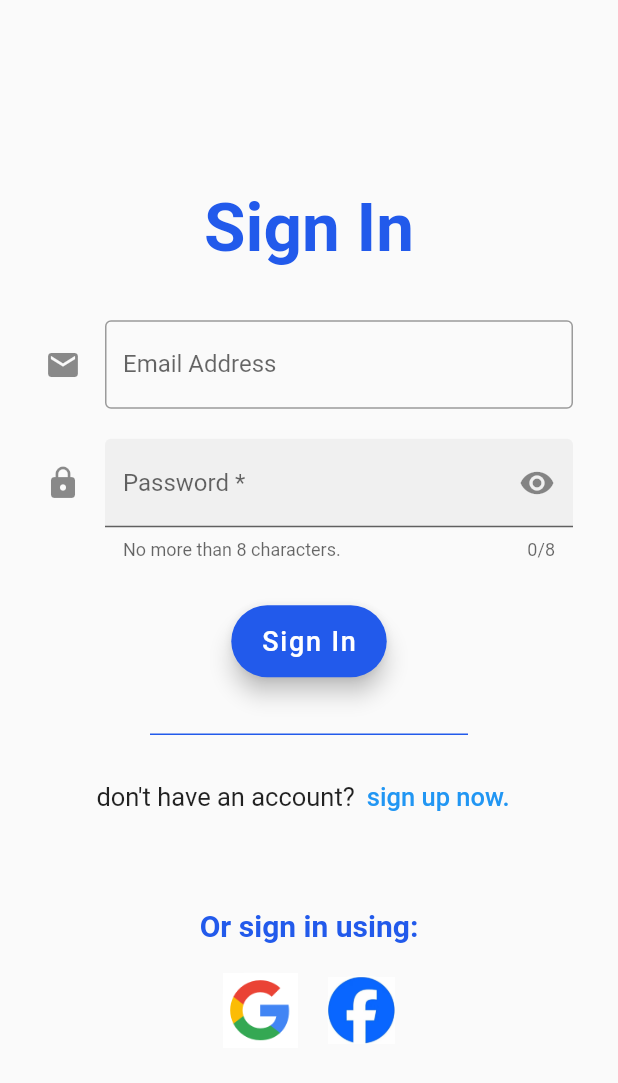
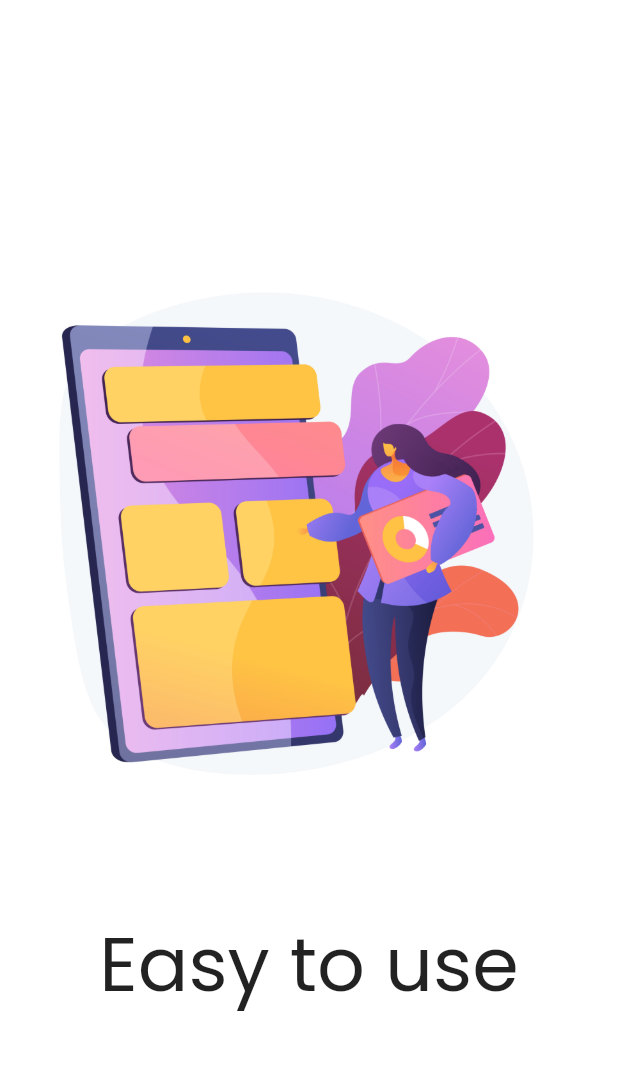
Before and after one commit to hagrasy/noteapp50, a Flutter app: the screen it shows after launch, on a phone screen of 412 x 824 dp. Shown: the top 1083 px of the screen. Run offline on Flutter 3.47's test engine with Material 2 defaults, Android fonts, the phone set to English and light mode, and no system bars; our stand-ins replace firebase_core; accounts and stored records are empty; Roboto replaces fonts that are missing (assets/fonts/Poppins-Bold.ttf).

Commit message:
onboarding int

```diff
--- a/lib/main.dart
+++ b/lib/main.dart
@@ -12,11 +12,12 @@ class NoteApp50 extends StatelessWidget {
   // This widget is the root of your application.
   @override
   Widget build(BuildContext context) {
-    return const SafeArea(
+    return SafeArea(
       child: MaterialApp(
+        theme: ThemeData(fontFamily: 'Poppins'),
         onGenerateRoute: RouterHandler.generateRoute,
         debugShowCheckedModeBanner: false,
-        initialRoute: splashRoute,
+        initialRoute: onBoardingRoute,
       ),
     );
   }
--- a/lib/utilities/constance/colors.dart
+++ b/lib/utilities/constance/colors.dart
@@ -1,4 +1,5 @@
 import 'package:flutter/widgets.dart';
 
 const Color appBlue = Color(0xff225aeb);
-const Color appYellow = Color (0xffffcd08);
+const Color appYellow = Color(0xffffcd08);
+const Color appWhite = Color(0xffffffff);
--- a/lib/utilities/router/route_handler.dart
+++ b/lib/utilities/router/route_handler.dart
@@ -1,4 +1,5 @@
 import 'package:flutter/material.dart';
+import 'package:noteapp50/view/screens/onboarding.dart';
 import 'package:noteapp50/view/screens/signin.dart';
 import 'package:noteapp50/view/screens/signup.dart';
 import 'package:noteapp50/utilities/router/routes.dart';
@@ -8,6 +9,8 @@ class RouterHandler {
   static Route<dynamic> generateRoute (RouteSettings settings) {
 
     switch (settings.name) {
+      case onBoardingRoute :
+        return MaterialPageRoute(builder: (_) => const OnBoardingPage());
       case splashRoute :
         return MaterialPageRoute(builder: (_) => const SplashScreen());
       case signInRoute :
--- a/lib/utilities/router/routes.dart
+++ b/lib/utilities/router/routes.dart
@@ -1,3 +1,4 @@
-const String splashRoute = "/";
+const String onBoardingRoute = "/";
+const String splashRoute = "/splash";
 const String signInRoute = "/signin";
 const String signUpRoute = "/signup";
--- /dev/null
+++ b/lib/view/screens/onboarding.dart
@@ -0,0 +1,51 @@
+import 'package:flutter/material.dart';
+import 'package:noteapp50/utilities/constance/colors.dart';
+
+class OnBoardingPage extends StatefulWidget {
+  const OnBoardingPage({super.key});
+
+  @override
+  State<OnBoardingPage> createState() => _OnBoardingPageState();
+}
+
+class _OnBoardingPageState extends State<OnBoardingPage> {
+  @override
+  Widget build(BuildContext context) {
+    return Scaffold(
+      body: PageView(
+        children: [
+          Container(
+            color: appWhite,
+            child: const Column(
+              children: [
+                Spacer(),
+                Image(image: AssetImage('assets/images/obEasy.jpg')),
+                SizedBox(
+                  height: 50,
+                ),
+                Center(
+                    child: Text(
+                  "Easy to use",
+                  style: TextStyle(
+                    fontSize: 50,
+                  ),
+                )),
+                Spacer(),
+              ],
+            ),
+          ),
+          Container(
+              color: appBlue,
+              child: const Center(
+                  child: Text(
+                "Fast & Secured",
+                style: TextStyle(
+                  color: appWhite,
+                  fontSize: 50,
+                ),
+              )))
+        ],
+      ),
+    );
+  }
+}
--- a/pubspec.yaml
+++ b/pubspec.yaml
@@ -53,6 +53,9 @@ flutter:
     - assets/images/google.png
     - assets/images/facebook.jpg
     - assets/images/error.jpg
+    - assets/images/obEasy.jpg
+    - assets/images/obFast.jpg
+    - assets/images/obSecured.jpg
   # An image asset can refer to one or more resolution-specific "variants", see
   # https://flutter.dev/assets-and-images/#resolution-aware
   # For details regarding adding assets from package dependencies, see
```
Also changed, not shown: assets/images/obEasy.jpg (added), assets/images/obFast.jpg (added), assets/images/obSecured.jpg (added).
